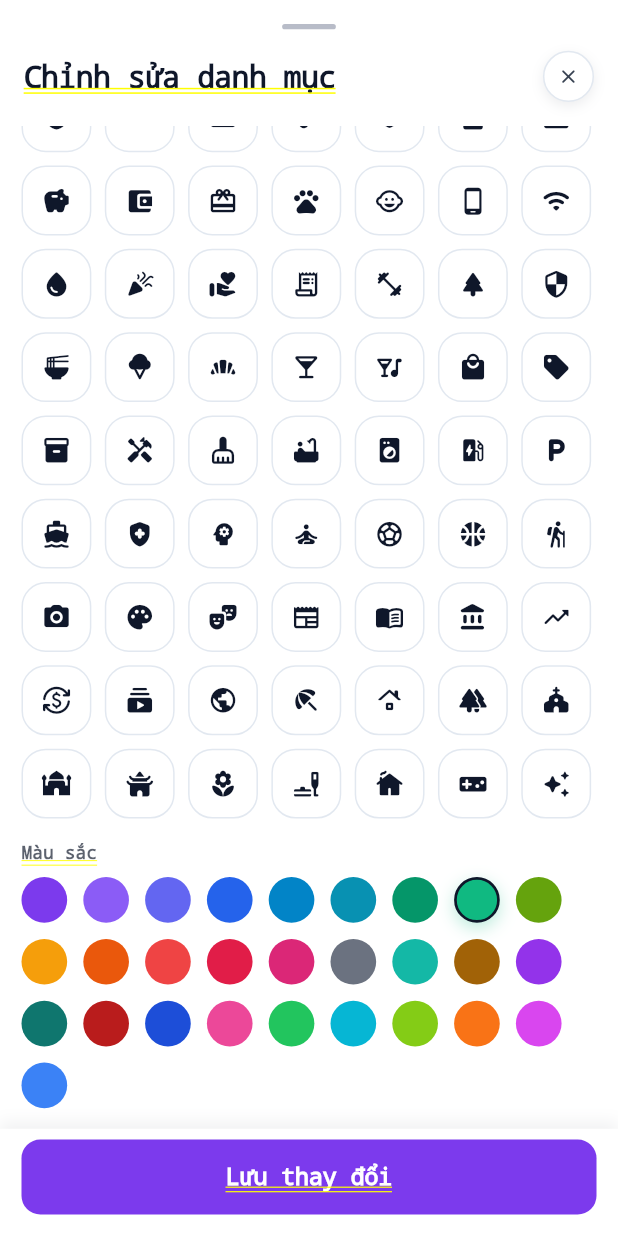
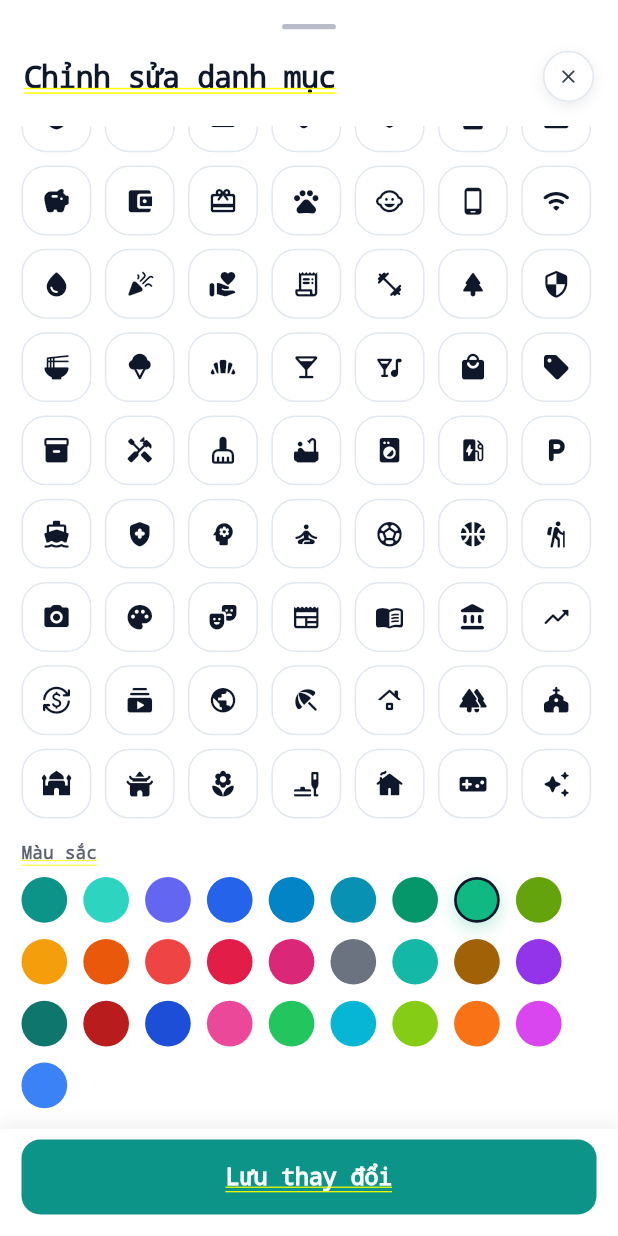
Before and after one commit to nxmtuan/quan-ly-chi-tieu, a Flutter app: the _CategoryFormSheet screen opened directly with sample values from the repository, scrolled down 390 dp, on a phone screen of 412 x 824 dp. Run offline on Flutter 3.47's test engine with Material 3 defaults, Android fonts, the phone set to English and light mode, and no system bars; our stand-ins replace fl_chart, flutter_animate, flutter_local_notifications, flutter_riverpod, go_router, google_sign_in and 3 more; missing offline and left inert: extension_google_sign_in_as_googleapis_auth, google_sign_in_platform_interface, google_sign_in_web, googleapis, workmanager; accounts and stored records are empty; generated files the repository leaves out were written again.

Commit message:
feat: update primary color to teal matching new app icon
Changed primary brand color from purple (#7C3AED) to teal (#0D9488),
which matches the new app icon. Updated:
- AppColors.primary, primaryLight, darkPrimary, darkPrimaryLight
- categoryColorOptions first two entries (brand colors)
- Default 'Học tập' category color
- design_system.md documentation

Co-Authored-By: Devin AI <158243242+devin-ai-integration[bot]@users.noreply.github.com>

```diff
--- a/lib/src/core/theme/app_colors.dart
+++ b/lib/src/core/theme/app_colors.dart
@@ -3,8 +3,8 @@ import 'package:flutter/material.dart';
 class AppColors {
   const AppColors._();
 
-  static const primary = Color(0xFF7C3AED);
-  static const primaryLight = Color(0xFFEDE9FE);
+  static const primary = Color(0xFF0D9488);
+  static const primaryLight = Color(0xFFCCFBF1);
   static const success = Color(0xFF10B981);
   static const danger = Color(0xFFEF4444);
   static const warning = Color(0xFFF59E0B);
@@ -16,8 +16,8 @@ class AppColors {
   static const border = Color(0xFFE2E8F0);
   static const shadow = Color(0xFF0F172A);
 
-  static const darkPrimary = Color(0xFF8B5CF6);
-  static const darkPrimaryLight = Color(0xFF2E1065);
+  static const darkPrimary = Color(0xFF2DD4BF);
+  static const darkPrimaryLight = Color(0xFF134E4A);
   static const darkBackground = Color(0xFF0F172A);
   static const darkSurface = Color(0xFF1E293B);
   static const darkInputBackground = Color(0xFF334155);
--- a/lib/src/models/category.dart
+++ b/lib/src/models/category.dart
@@ -91,8 +91,8 @@ const categoryIconOptions = [
 ];
 
 const categoryColorOptions = [
-  Color(0xFF7C3AED),
-  Color(0xFF8B5CF6),
+  Color(0xFF0D9488),
+  Color(0xFF2DD4BF),
   Color(0xFF6366F1),
   Color(0xFF2563EB),
   Color(0xFF0284C7),
--- a/lib/src/providers/category_provider.dart
+++ b/lib/src/providers/category_provider.dart
@@ -201,7 +201,7 @@ final defaultCategories = [
     id: 'study',
     name: 'Học tập',
     iconData: Icons.school_rounded,
-    colorHex: 0xFF7C3AED,
+    colorHex: 0xFF0D9488,
     type: TransactionType.expense,
   ),
 ];
```
Also changed, not shown: 1 other file.
